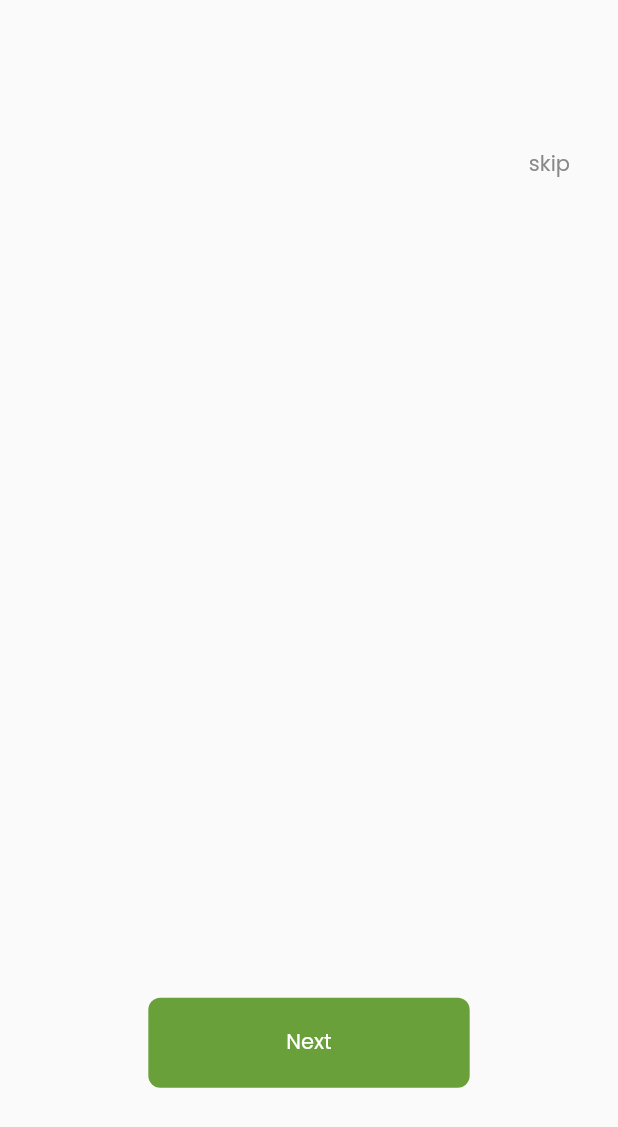
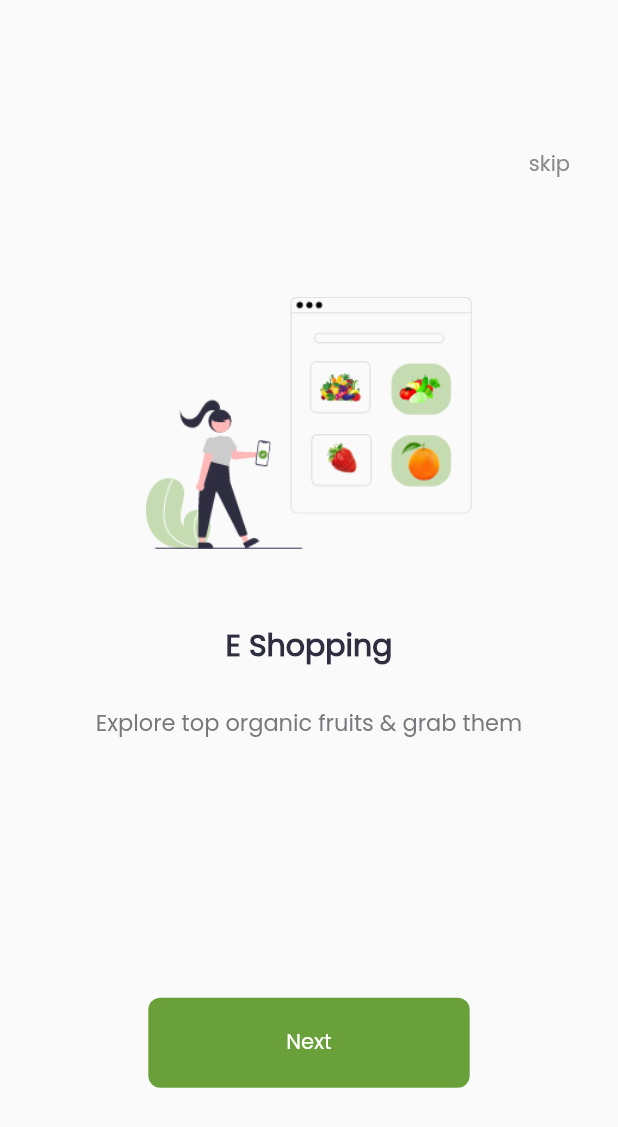
Before and after one commit to George-Samir88/fruits_market_app, a Flutter app: the screen it shows after launch, on a phone screen of 412 x 824 dp. Shown: the top 1127 px of the screen. Run offline on Flutter 3.47's test engine with Material 2 defaults, Android fonts, the phone set to English and light mode, and no system bars; our stand-ins replace get.

Commit message:
add page view

```diff
--- /dev/null
+++ b/lib/core/utils/custom_sized_box.dart
@@ -0,0 +1,28 @@
+import 'package:flutter/material.dart';
+import 'package:fruits_market/core/utils/size_config.dart';
+
+class VerticalSpace extends StatelessWidget {
+  const VerticalSpace(this.value, {super.key});
+
+  final double value;
+
+  @override
+  Widget build(BuildContext context) {
+    return SizedBox(
+      height: SizeConfig.screenDefaultSize! * value,
+    );
+  }
+}
+
+class HorizontalSpace extends StatelessWidget {
+  const HorizontalSpace(this.value, {super.key});
+
+  final int value;
+
+  @override
+  Widget build(BuildContext context) {
+    return SizedBox(
+      width: SizeConfig.screenDefaultSize! * value,
+    );
+  }
+}
--- /dev/null
+++ b/lib/features/on_boarding/presentation/widgets/custom_page_view.dart
@@ -0,0 +1,30 @@
+import 'package:flutter/cupertino.dart';
+import 'package:fruits_market/features/on_boarding/presentation/widgets/page_view_item.dart';
+
+class CustomPageView extends StatelessWidget {
+  const CustomPageView({super.key});
+
+  @override
+  Widget build(BuildContext context) {
+    return PageView(
+      physics: const BouncingScrollPhysics(),
+      children: const [
+        PageViewItem(
+          image: 'assets/images/onboarding1.png',
+          title: 'E Shopping',
+          subTitle: 'Explore top organic fruits & grab them',
+        ),
+        PageViewItem(
+          image: 'assets/images/onboarding2.png',
+          title: 'Delivery on the way',
+          subTitle: 'Get your order by speed delivery',
+        ),
+        PageViewItem(
+          image: 'assets/images/onboarding3.png',
+          title: 'Delivery Arrived',
+          subTitle: 'Order is arrived at your place',
+        ),
+      ],
+    );
+  }
+}
--- a/lib/features/on_boarding/presentation/widgets/on_boarding_view_body.dart
+++ b/lib/features/on_boarding/presentation/widgets/on_boarding_view_body.dart
@@ -1,6 +1,7 @@
 import 'package:flutter/material.dart';
 import 'package:fruits_market/core/utils/size_config.dart';
 import 'package:fruits_market/core/widgets/general_button.dart';
+import 'package:fruits_market/features/on_boarding/presentation/widgets/custom_page_view.dart';
 
 class OnBoardingViewBody extends StatelessWidget {
   const OnBoardingViewBody({super.key});
@@ -9,6 +10,7 @@ class OnBoardingViewBody extends StatelessWidget {
   Widget build(BuildContext context) {
     return Stack(
       children: [
+        const CustomPageView(),
         Positioned(
           top: SizeConfig.screenDefaultSize! * 10,
           right: 32,
--- /dev/null
+++ b/lib/features/on_boarding/presentation/widgets/page_view_item.dart
@@ -0,0 +1,47 @@
+import 'package:flutter/material.dart';
+import 'package:fruits_market/core/utils/size_config.dart';
+
+import '../../../../core/utils/custom_sized_box.dart';
+
+class PageViewItem extends StatelessWidget {
+  const PageViewItem(
+      {super.key,
+      required this.image,
+      required this.title,
+      required this.subTitle});
+
+  final String image;
+  final String title;
+  final String subTitle;
+
+  @override
+  Widget build(BuildContext context) {
+    return Column(
+      children: [
+        const VerticalSpace(20.0),
+        SizedBox(
+            height: SizeConfig.screenDefaultSize! * 17,
+            child: Image.asset(image)),
+        const VerticalSpace(5.0),
+        Text(
+          title,
+          style: const TextStyle(
+            fontSize: 20.0,
+            color: Color(0xff2f2e41),
+            fontWeight: FontWeight.w600,
+          ),
+          textAlign: TextAlign.left,
+        ),
+        const VerticalSpace(2.5),
+        Text(
+          subTitle,
+          style: const TextStyle(
+            fontSize: 15.0,
+            color: Color(0xff78787c),
+          ),
+          textAlign: TextAlign.left,
+        ),
+      ],
+    );
+  }
+}
```
